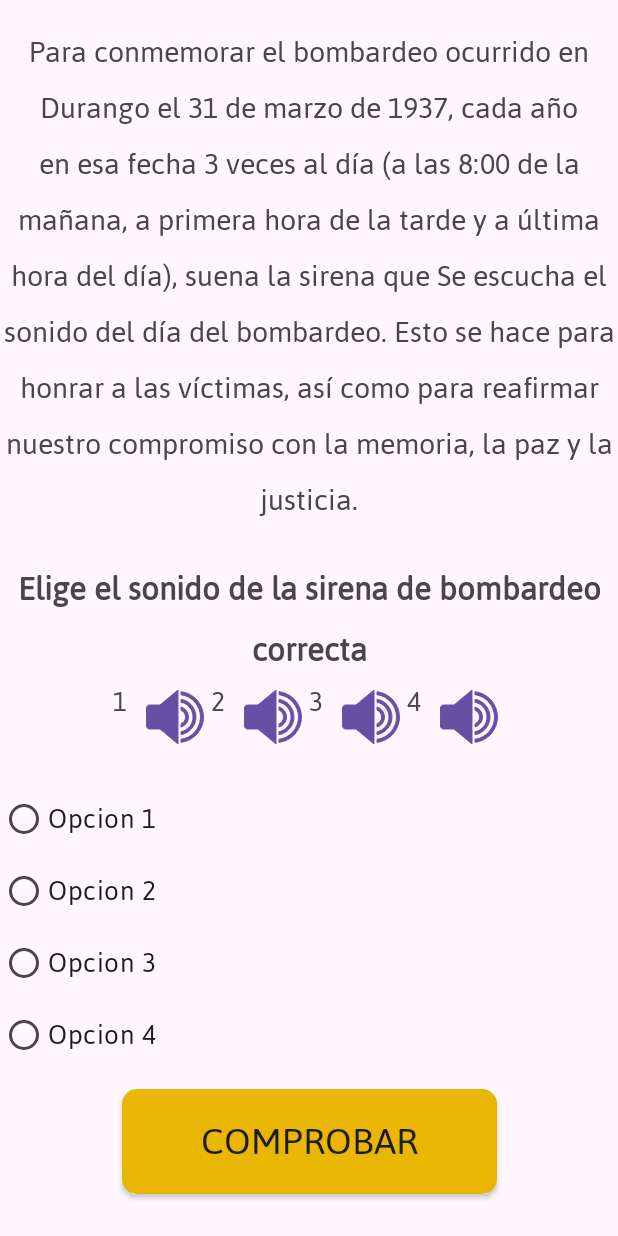
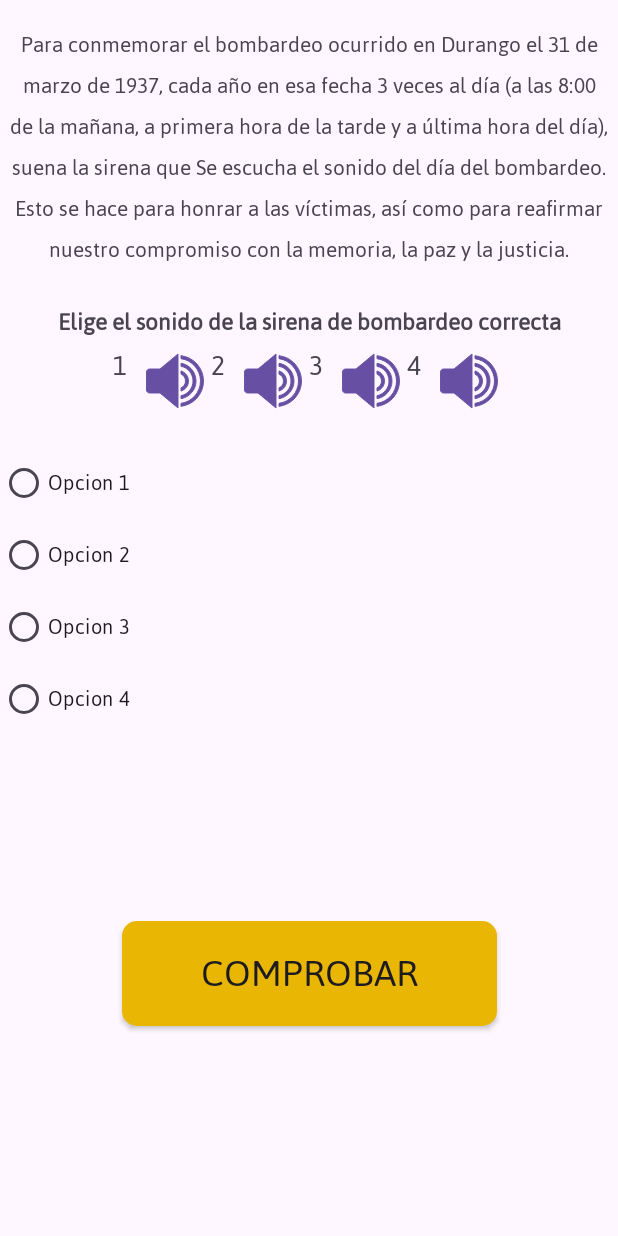
Before and after one commit to DidaktikApp5/didaktikappDurango, an Android app: the SirenaActivity screen opened directly, with no data from a screen before it, on a phone screen of 412 x 824 dp. Run offline under Robolectric (Android 15) with nearby library versions, the phone set to English and light mode, and no system bars.

Commit message:
add:guardar cambios

```diff
--- a/app/src/main/java/com/icjardinapps/dm2/durango/actividades/SirenaActivity.kt
+++ b/app/src/main/java/com/icjardinapps/dm2/durango/actividades/SirenaActivity.kt
@@ -1,6 +1,10 @@
 package com.icjardinapps.dm2.durango.actividades
 
+import android.media.MediaPlayer
 import android.os.Bundle
+import android.widget.Button
+import android.widget.RadioGroup
+import android.widget.Toast
 import androidx.activity.enableEdgeToEdge
 import androidx.appcompat.app.AppCompatActivity
 import androidx.core.view.ViewCompat
@@ -8,14 +12,71 @@ import androidx.core.view.WindowInsetsCompat
 import com.icjardinapps.dm2.durango.R
 
 class SirenaActivity : AppCompatActivity() {
+
+    private lateinit var mediaPlayer: MediaPlayer
+    private val correctOption = R.id.rdOpcion2
+
     override fun onCreate(savedInstanceState: Bundle?) {
         super.onCreate(savedInstanceState)
         enableEdgeToEdge()
         setContentView(R.layout.activity_sirena)
+
+        // Configuración para las barras del sistema (opcional)
         ViewCompat.setOnApplyWindowInsetsListener(findViewById(R.id.main)) { v, insets ->
             val systemBars = insets.getInsets(WindowInsetsCompat.Type.systemBars())
             v.setPadding(systemBars.left, systemBars.top, systemBars.right, systemBars.bottom)
             insets
         }
+
+        // Configuración de los botones de los altavoces
+        findViewById<Button>(R.id.btnAltavoz1).setOnClickListener {
+            playAudio(R.raw.sirenafuego) // Reproduce el audio correspondiente
+        }
+
+        findViewById<Button>(R.id.btnAltavoz2).setOnClickListener {
+            playAudio(R.raw.bonbardeo)
+        }
+
+        findViewById<Button>(R.id.btnAltavoz3).setOnClickListener {
+            playAudio(R.raw.sirenabombero)
+        }
+
+        findViewById<Button>(R.id.btnAltavoz4).setOnClickListener {
+            playAudio(R.raw.campanaescuela)
+        }
+
+        // Configuración del botón "Comprobar"
+        findViewById<Button>(R.id.btnComprobarOpcion).setOnClickListener {
+            val selectedOptionId = findViewById<RadioGroup>(R.id.radioGroupOpciones).checkedRadioButtonId
+            if (selectedOptionId == -1) {
+                Toast.makeText(this, "Selecciona una opción", Toast.LENGTH_SHORT).show()
+            } else {
+                if (selectedOptionId == correctOption) {
+                    Toast.makeText(this, "¡Correcto!", Toast.LENGTH_SHORT).show()
+                } else {
+                    Toast.makeText(this, "Incorrecto, inténtalo de nuevo", Toast.LENGTH_SHORT).show()
+                }
+            }
+        }
+    }
+
+    // Función para reproducir el audio
+    private fun playAudio(resourceId: Int) {
+        // Verifica si ya existe un MediaPlayer inicializado, si es así, libéralo
+        if (::mediaPlayer.isInitialized) {
+            mediaPlayer.release() // Libera el reproductor si ya existe
+        }
+
+        // Inicializa un nuevo MediaPlayer y comienza la reproducción
+        mediaPlayer = MediaPlayer.create(this, resourceId)
+        mediaPlayer.start()
+    }
+
+    // Asegurarse de liberar los recursos al destruir la actividad
+    override fun onDestroy() {
+        super.onDestroy()
+        if (::mediaPlayer.isInitialized) {
+            mediaPlayer.release()
+        }
     }
 }
--- a/app/src/main/res/layout/activity_login.xml
+++ b/app/src/main/res/layout/activity_login.xml
@@ -49,7 +49,7 @@
             android:text="@string/bienvenido_durango"
             android:textAlignment="center"
             android:textColor="@color/azul"
-            android:textSize="40sp"
+            android:textSize="30sp"
             android:textStyle="bold"
             app:layout_constraintEnd_toEndOf="parent"
             app:layout_constraintStart_toStartOf="parent"
@@ -65,7 +65,7 @@
             android:text="@string/ingresar_nombre"
             android:textAlignment="center"
             android:textColor="#7D7E91"
-            android:textSize="24sp"
+            android:textSize="20sp"
             app:layout_constraintEnd_toEndOf="parent"
             app:layout_constraintStart_toStartOf="parent"
             app:layout_constraintTop_toBottomOf="@+id/tv_Bienvenido" />
--- a/app/src/main/res/layout/activity_sirena.xml
+++ b/app/src/main/res/layout/activity_sirena.xml
@@ -12,7 +12,7 @@
         android:layout_width="wrap_content"
         android:layout_height="wrap_content"
         android:text="@string/explicacionSirena"
-        android:textSize="22sp"
+        android:textSize="16sp"
         android:gravity="center"
         android:layout_marginTop="16dp"
         android:layout_marginLeft="16dp"
@@ -26,7 +26,7 @@
         android:layout_width="wrap_content"
         android:layout_height="wrap_content"
         android:text="@string/enunciadoSirena"
-        android:textSize="24sp"
+        android:textSize="17sp"
         android:textStyle="bold"
         android:gravity="center"
         android:layout_marginTop="20dp"
@@ -130,7 +130,7 @@
             android:layout_width="match_parent"
             android:layout_height="wrap_content"
             android:text="@string/opcion1"
-            android:textSize="20sp" />
+            android:textSize="15sp" />
 
         <!-- Opción 2 -->
         <RadioButton
@@ -138,7 +138,7 @@
             android:layout_width="match_parent"
             android:layout_height="wrap_content"
             android:text="@string/opcion2"
-            android:textSize="20sp" />
+            android:textSize="15sp" />
 
         <!-- Opción 3 -->
         <RadioButton
@@ -146,7 +146,7 @@
             android:layout_width="match_parent"
             android:layout_height="wrap_content"
             android:text="@string/opcion3"
-            android:textSize="20sp" />
+            android:textSize="15sp" />
 
         <!-- Opción 4 -->
         <RadioButton
@@ -154,7 +154,7 @@
             android:layout_width="match_parent"
             android:layout_height="wrap_content"
             android:text="@string/opcion4"
-            android:textSize="20sp" />
+            android:textSize="15sp" />
     </RadioGroup>
 
     <!-- Botón de comprobar -->
```
